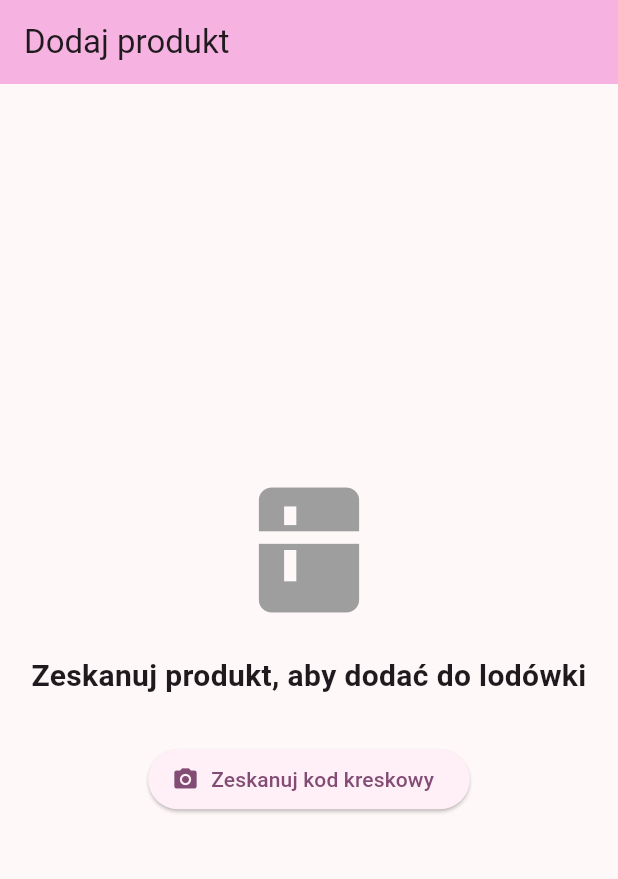
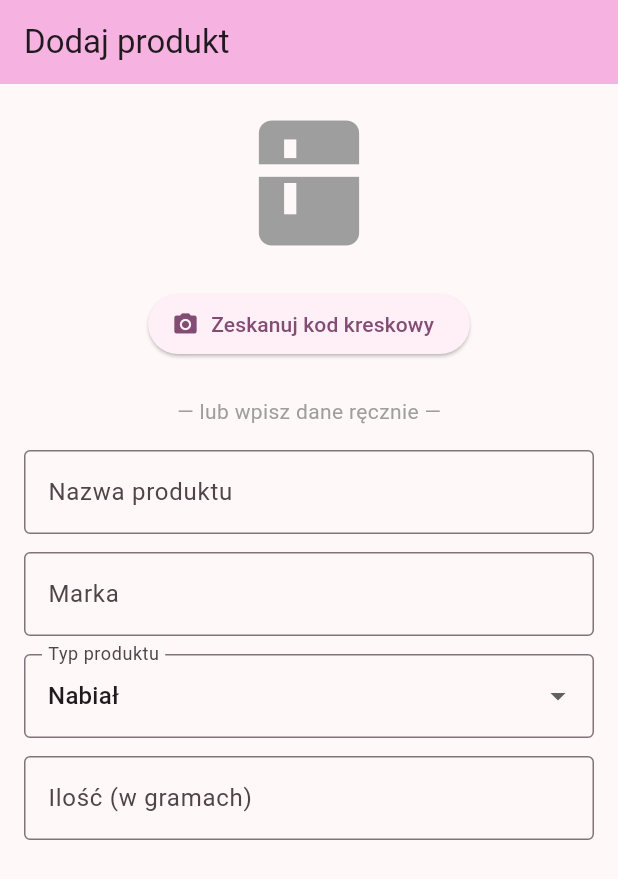
Before and after one commit to J-A-K-FREEZE/jak_freeze, a Flutter app: the screen it shows after launch, on a phone screen of 412 x 824 dp. Shown: the top 879 px of the screen. Run offline on Flutter 3.47's test engine with Material 3 defaults, Android fonts, the phone set to English and light mode, and no system bars; our stand-ins replace cloud_firestore, firebase_core; missing offline and left inert: simple_barcode_scanner; accounts and stored records are empty.

Commit message:
Wpisywanie ręczne

```diff
--- a/lib/main.dart
+++ b/lib/main.dart
@@ -1,324 +1,265 @@
 import 'dart:convert';
-
 import 'package:flutter/material.dart';
-
 import 'package:http/http.dart' as http;
-
 import 'package:simple_barcode_scanner/simple_barcode_scanner.dart';
-
 import 'package:firebase_core/firebase_core.dart';
-
 import 'package:cloud_firestore/cloud_firestore.dart';
-
 import 'firebase_options.dart';
 
-// --- 1. FUNKCJA DO POBIERANIA DANYCH Z INTERNETU (Kod koleżanki) ---
-
+// --- 1. FUNKCJA DO POBIERANIA DANYCH Z INTERNETU ---
 Future fetchProductFromApi(String barcode) async {
-
   final url = Uri.parse('https://world.openfoodfacts.org/api/v0/product/$barcode.json');
-
   try {
-
     final response = await http.get(url);
-
     if (response.statusCode == 200) {
-
       final data = jsonDecode(response.body);
-
       if (data['status'] == 1) {
-
         final product = data['product'];
-
         return {
-
           'name': product['product_name'] ?? 'Brak nazwy',
-
-          'brand': product['brands'] ?? 'Nieznana marka',
-
+          'brand': product['brands'] ?? '',
           'image': product['image_front_url'] ?? '',
-
         };
-
       }
-
     }
-
   } catch (e) {
-
     print('Błąd połączenia: $e');
-
   }
-
   return null;
-
 }
 
 // --- 2. START APLIKACJI I BAZY DANYCH ---
-
 void main() async {
-
   WidgetsFlutterBinding.ensureInitialized();
-
   await Firebase.initializeApp(options: DefaultFirebaseOptions.currentPlatform);
-
   runApp(const MyApp());
-
 }
 
 class MyApp extends StatelessWidget {
-
   const MyApp({super.key});
 
   @override
-
   Widget build(BuildContext context) {
-
     return MaterialApp(
-
       title: 'Moja Lodówka',
-
       theme: ThemeData(
-
         colorScheme: ColorScheme.fromSeed(
-
           seedColor: const Color.fromARGB(255, 119, 1, 103),
-
         ),
-
       ),
-
       home: const MyHomePage(title: 'Dodaj produkt'),
-
     );
-
   }
-
 }
 
 class MyHomePage extends StatefulWidget {
-
   const MyHomePage({super.key, required this.title});
-
   final String title;
 
   @override
-
   State<MyHomePage> createState() => _MyHomePageState();
-
 }
 
 class _MyHomePageState extends State<MyHomePage> {
+  // Kontrolery pól tekstowych
+  final TextEditingController _nameController = TextEditingController();
+  final TextEditingController _brandController = TextEditingController();
+  final TextEditingController _gramsController = TextEditingController();
 
-  // Zmienne przechowujące to, co zeskanuje aparat
-
-  String scannedResult = "Nie zeskanowano żadnego produktu";
-
-  String? productName;
-
-  String? productBrand;
+  // Lista typów produktów
+  final List<String> _productTypes = [
+    'Nabiał',
+    'Warzywa',
+    'Owoce',
+    'Mięso i ryby',
+    'Pieczywo',
+    'Napoje',
+    'Inne',
+  ];
+  String _selectedType = 'Nabiał';
 
   String? productImage;
+  bool isScanned = false;
 
   @override
+  void dispose() {
+    _nameController.dispose();
+    _brandController.dispose();
+    _gramsController.dispose();
+    super.dispose();
+  }
 
+  @override
   Widget build(BuildContext context) {
-
     return Scaffold(
-
       appBar: AppBar(
-
         backgroundColor: Theme.of(context).colorScheme.inversePrimary,
-
         title: Text(widget.title),
-
       ),
-
-      body: Center(
-
-        child: Padding(
-
+      body: SingleChildScrollView(
         padding: const EdgeInsets.all(16.0),
-
         child: Column(
-
           mainAxisAlignment: MainAxisAlignment.center,
-
           children: [
-
-              // Wyświetlanie zdjęcia produktu lub ikony lodówki
-
+            // Zdjęcie produktu (ze skanera) lub ikona lodówki
             if (productImage != null && productImage!.isNotEmpty)
-
               Image.network(productImage!, height: 150)
-
             else
-
               const Icon(Icons.kitchen, size: 100, color: Colors.grey),
 
             const SizedBox(height: 20),
 
-              // Wyświetlanie nazwy produktu
-
-              Text(
-
-                productName ?? 'Zeskanuj produkt, aby dodać do lodówki',
-
-                style: const TextStyle(fontSize: 20, fontWeight: FontWeight.bold),
-
-                textAlign: TextAlign.center,
-
-              ),
-
-              // Wyświetlanie marki
-
-              if (productBrand != null)
-
-                Text('Marka: $productBrand', style: TextStyle(fontSize: 16, color: Colors.grey[700])),
-
-              const SizedBox(height: 30),
-
-              // --- PRZYCISK 1: Uruchomienie aparatu ---
-
+            // --- PRZYCISK 1: Skanowanie kodem kreskowym ---
             ElevatedButton.icon(
-
               onPressed: () async {
                 String? res = await SimpleBarcodeScanner.scanBarcode(context);
 
                 if (res != null && res != '-1') {
-
+                  var productData = await fetchProductFromApi(res);
+                  if (productData != null) {
                     setState(() {
-
-                      scannedResult = res;
-
+                      _nameController.text = productData['name'];
+                      _brandController.text = productData['brand'];
+                      productImage = productData['image'];
+                      isScanned = true;
                     });
-
-                    var productData = await fetchProductFromApi(res);
-
-                    if (productData != null) {
-
-                      setState(() {
-
-                        productName = productData['name'];
-
-                        productBrand = productData['brand'];
-
-                        productImage = productData['image'];
-
-                      });
-
                   } else {
-
-                      setState(() {
-
-                        productName = "Nie znaleziono w bazie Open Food Facts";
-
-                        productBrand = null;
-
-                        productImage = null;
-
-                      });
-
+                    if (context.mounted) {
+                      ScaffoldMessenger.of(context).showSnackBar(
+                        const SnackBar(
+                          content: Text('Nie znaleziono w bazie – wpisz dane ręcznie.'),
+                        ),
+                      );
                     }
-
                   }
-
+                }
               },
-
               icon: const Icon(Icons.camera_alt),
-
               label: const Text('Zeskanuj kod kreskowy'),
-
             ),
 
-              const SizedBox(height: 20),
+            const SizedBox(height: 24),
+            const Text('— lub wpisz dane ręcznie —', style: TextStyle(color: Colors.grey)),
+            const SizedBox(height: 16),
 
-              // --- PRZYCISK 2: Wybór daty i zapis do Firebase ---
+            // --- POLE 1: Nazwa produktu ---
+            TextField(
+              controller: _nameController,
+              decoration: const InputDecoration(
+                labelText: 'Nazwa produktu',
+                hintText: 'np. Jogurt naturalny',
+                border: OutlineInputBorder(),
+              ),
+              onChanged: (value) {
+                setState(() {});
+              },
+            ),
 
-              // Pokazuje się tylko, jeśli znaleziono produkt w bazie
+            const SizedBox(height: 12),
 
-              if (productName != null && productName != "Nie znaleziono w bazie Open Food Facts")
+            // --- POLE 2: Marka ---
+            TextField(
+              controller: _brandController,
+              decoration: const InputDecoration(
+                labelText: 'Marka',
+                hintText: 'np. Piątnica, Mlekovita',
+                border: OutlineInputBorder(),
+              ),
+            ),
 
+            const SizedBox(height: 12),
+
+            // --- POLE 3: Typ produktu (lista rozwijana) ---
+            DropdownButtonFormField<String>(
+              value: _selectedType,
+              decoration: const InputDecoration(
+                labelText: 'Typ produktu',
+                border: OutlineInputBorder(),
+              ),
+              items: _productTypes.map((String typ) {
+                return DropdownMenuItem<String>(
+                  value: typ,
+                  child: Text(typ),
+                );
+              }).toList(),
+              onChanged: (String? newValue) {
+                if (newValue != null) {
+                  setState(() {
+                    _selectedType = newValue;
+                  });
+                }
+              },
+            ),
+
+            const SizedBox(height: 12),
+
+            // --- POLE 4: Ilość w gramach ---
+            TextField(
+              controller: _gramsController,
+              keyboardType: TextInputType.number,
+              decoration: const InputDecoration(
+                labelText: 'Ilość (w gramach)',
+                hintText: 'np. 150',
+                suffixText: 'g',
+                border: OutlineInputBorder(),
+              ),
+            ),
+
+            const SizedBox(height: 24),
+
+            // --- PRZYCISK 2: Wybór daty ważności i zapis do Firebase ---
+            if (_nameController.text.trim().isNotEmpty)
               ElevatedButton.icon(
-
                 style: ElevatedButton.styleFrom(backgroundColor: Colors.green),
-
                 onPressed: () async {
-
                   DateTime? wybranaData = await showDatePicker(
-
                     context: context,
-
                     initialDate: DateTime.now(),
-
                     firstDate: DateTime.now(),
-
                     lastDate: DateTime(2030),
-
                   );
 
                   if (wybranaData != null) {
-
-                      // Zapis do Waszej chmury!
+                    final nazwa = _nameController.text.trim();
+                    final marka = _brandController.text.trim();
+                    final gramy = int.tryParse(_gramsController.text.trim()) ?? 0;
 
                     await FirebaseFirestore.instance.collection('lodowka').add({
-
-                        'nazwa': productName,
-
-                        'marka': productBrand ?? 'Brak',
-
+                      'nazwa': nazwa,
+                      'marka': marka.isEmpty ? 'Brak' : marka,
+                      'typ': _selectedType,
+                      'ilosc_gram': gramy,
+                      'data_waznosci': wybranaData,
                       'zdjecie': productImage ?? '',
-
-                        'data_waznosci': wybranaData,
-
-                        'kto_dodal': 'Skaner',
-
+                      'kto_dodal': isScanned ? 'Skaner' : 'Ręcznie',
                     });
 
-                      // Komunikat na dole ekranu
-
                     if (context.mounted) {
-
                       ScaffoldMessenger.of(context).showSnackBar(
-
-                          SnackBar(content: Text('Dodano $productName do lodówki!')),
-
+                        SnackBar(content: Text('Dodano $nazwa do lodówki!')),
                       );
-
                     }
 
-                      // Czyszczenie ekranu do kolejnego skanowania
-
+                    // Czyszczenie formularza
                     setState(() {
-
-                        productName = null;
-
-                        productBrand = null;
-
+                      _nameController.clear();
+                      _brandController.clear();
+                      _gramsController.clear();
+                      _selectedType = 'Nabiał';
                       productImage = null;
-
+                      isScanned = false;
                     });
-
                   }
-
                 },
-
                 icon: const Icon(Icons.save, color: Colors.white),
-
-                  label: const Text('Wybierz datę i zapisz w lodówce', style: TextStyle(color: Colors.white)),
-
+                label: const Text(
+                  'Wybierz datę ważności i zapisz',
+                  style: TextStyle(color: Colors.white),
                 ),
-
+              ),
           ],
-
         ),
-
       ),
-
-      ),
-
     );
-
   }
-
 }
```
Lines whose indentation alone changed are shown as unchanged.
